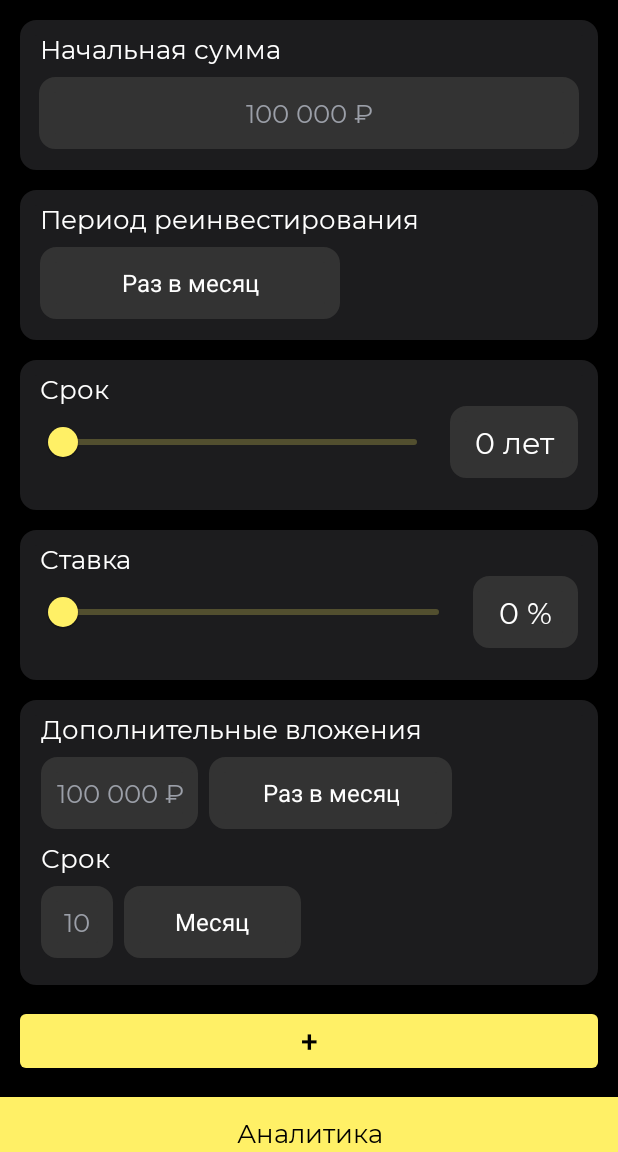
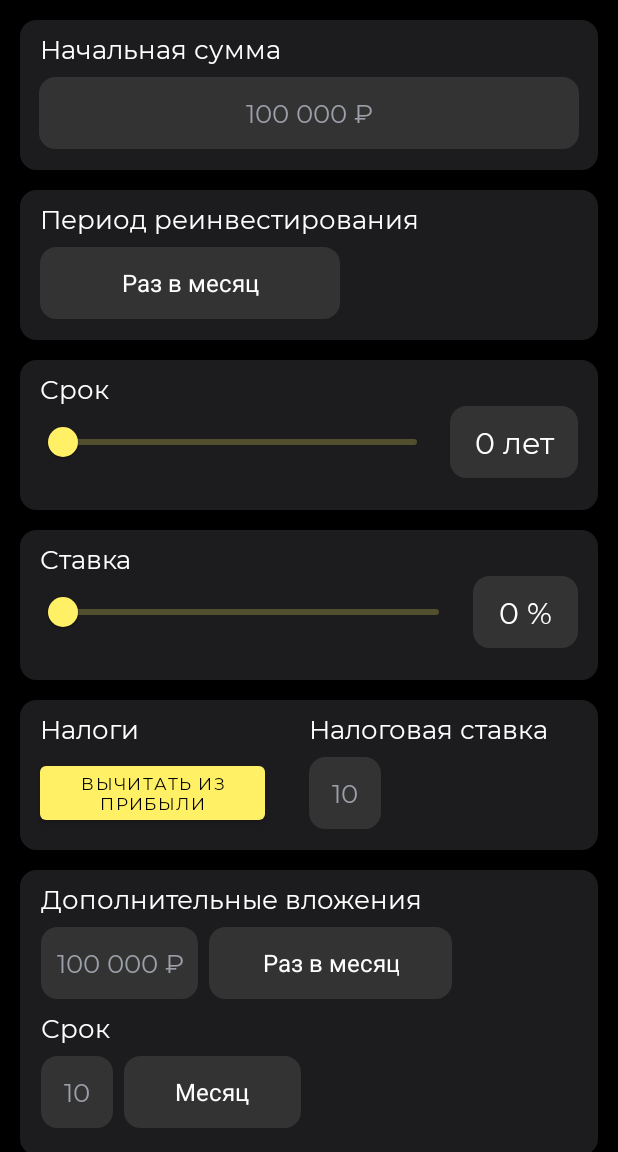
Before and after one commit to MironBano/MoneyMeter, an Android app: the CompoundInterest screen opened directly, with no data from a screen before it, on a phone screen of 412 x 824 dp, the part 84-1236 px from its top. Run offline under Robolectric (Android 15) with nearby library versions, the phone set to English and light mode, and no system bars.

Commit message:
Добавил View с налогом

```diff
--- a/app/src/main/res/layout/compoundinterest.xml
+++ b/app/src/main/res/layout/compoundinterest.xml
@@ -25,7 +25,7 @@
         />
 
     <EditText
-        android:id="@+id/rateAmount"
+        android:id="@+id/startAmount"
         style="@style/TextSecondary"
         android:layout_width="120dp"
         android:layout_height="48dp"
@@ -42,7 +42,7 @@
         app:layout_constraintTop_toTopOf="@+id/back1" />
 
     <EditText
-        android:id="@+id/startAmount"
+        android:id="@+id/rateAmount"
         style="@style/TextSecondary"
         android:layout_width="70dp"
         android:layout_height="48dp"
@@ -57,9 +57,29 @@
         android:inputType="number"
         android:maxLength="2"
         app:layout_constraintEnd_toStartOf="@+id/endAmount"
-        app:layout_constraintHorizontal_bias="1.0"
-        app:layout_constraintStart_toEndOf="@+id/rateAmount"
-        app:layout_constraintTop_toTopOf="@+id/back1" />
+        app:layout_constraintStart_toEndOf="@+id/startAmount"
+        app:layout_constraintTop_toTopOf="@+id/back1"
+        />
+
+    <EditText
+        android:id="@+id/termAmount"
+        style="@style/TextSecondary"
+        android:layout_width="70dp"
+        android:layout_height="48dp"
+        android:layout_marginStart="20dp"
+        android:layout_marginEnd="20dp"
+        android:layout_marginBottom="13dp"
+
+        android:cursorVisible="true"
+        android:hint="@string/EnterHint3"
+        android:imeOptions="actionDone"
+        android:importantForAutofill="no"
+        android:inputType="number"
+        android:maxLength="2"
+        app:layout_constraintBottom_toBottomOf="@+id/back1"
+        app:layout_constraintEnd_toStartOf="@+id/endAmount"
+        app:layout_constraintStart_toEndOf="@+id/startAmount"
+         />
 
     <EditText
         android:id="@+id/endAmount"
--- a/app/src/main/res/layout/compoundinteresttest.xml
+++ b/app/src/main/res/layout/compoundinteresttest.xml
@@ -244,7 +244,7 @@
                 app:layout_constraintEnd_toEndOf="parent"
 
                 app:layout_constraintStart_toEndOf="@id/mainBarrier"
-                app:layout_constraintTop_toBottomOf="@id/back4" />
+                app:layout_constraintTop_toBottomOf="@id/backN" />
 
             <TextView
                 android:id="@+id/AdditionalAttachmentsText1"
@@ -757,6 +757,73 @@
                 app:layout_constraintTop_toBottomOf="@id/backAnal"
                 />
 
+            <View
+                android:id="@+id/backN"
+                android:layout_width="match_parent"
+                android:layout_height="100dp"
+
+                android:layout_marginEnd="13dp"
+                android:layout_marginTop="13dp"
+                android:layout_marginStart="13dp"
+                android:background="@drawable/additional_attachments_form"
+                app:layout_constraintEnd_toEndOf="parent"
+                app:layout_constraintTop_toBottomOf="@+id/back4"
+                app:layout_constraintStart_toEndOf="@id/mainBarrier"
+                />
+
+            <TextView
+                android:id="@+id/taxText"
+                style="@style/TextPrimary"
+
+                android:layout_marginStart="13dp"
+                android:layout_marginTop="7dp"
+                android:text="@string/tax"
+                app:layout_constraintStart_toEndOf="@id/mainBarrier"
+                app:layout_constraintTop_toTopOf="@+id/backN" />
+
+            <TextView
+                android:id="@+id/taxRateText"
+                style="@style/TextPrimary"
+
+                android:layout_marginEnd="40dp"
+                android:layout_marginTop="7dp"
+                android:text="@string/taxRate"
+                app:layout_constraintEnd_toEndOf="@+id/backN"
+                app:layout_constraintTop_toTopOf="@+id/backN" />
+
+            <Button
+                android:id="@+id/taxOrNotButton"
+                style="@style/TextSecondary"
+                android:layout_width="150dp"
+                android:layout_height="48dp"
+                android:layout_marginTop="7dp"
+
+                android:textColor="@color/black"
+                android:text="@string/taxButtontext"
+                android:textSize="11dp"
+                app:layout_constraintStart_toStartOf="@+id/taxText"
+                app:layout_constraintTop_toBottomOf="@id/taxText" />
+
+            <EditText
+                android:id="@+id/taxRate"
+
+                style="@style/TextSecondary"
+                android:layout_width="48dp"
+                android:layout_height="48dp"
+                android:layout_marginTop="7dp"
+
+                android:background="@drawable/edittext_form"
+                android:cursorVisible="true"
+                android:hint="@string/EnterHint2"
+                android:imeOptions="actionDone"
+                android:importantForAutofill="no"
+                android:inputType="number"
+                android:maxLength="2"
+                android:textSize="17sp"
+                app:layout_constraintStart_toStartOf="@+id/taxRateText"
+                app:layout_constraintTop_toBottomOf="@+id/taxRateText" />
+
+
 
 
 
--- a/app/src/main/res/values/strings.xml
+++ b/app/src/main/res/values/strings.xml
@@ -31,4 +31,7 @@
     <string name="expectedDeflation">Ожидаемая дефляция</string>
     <string name="inflation">Инфляция</string>
     <string name="deflation">Дефляция</string>
+    <string name="tax">Налоги</string>
+    <string name="taxRate">Налоговая ставка</string>
+    <string name="taxButtontext">Вычитать из прибыли</string>
 </resources>
```
